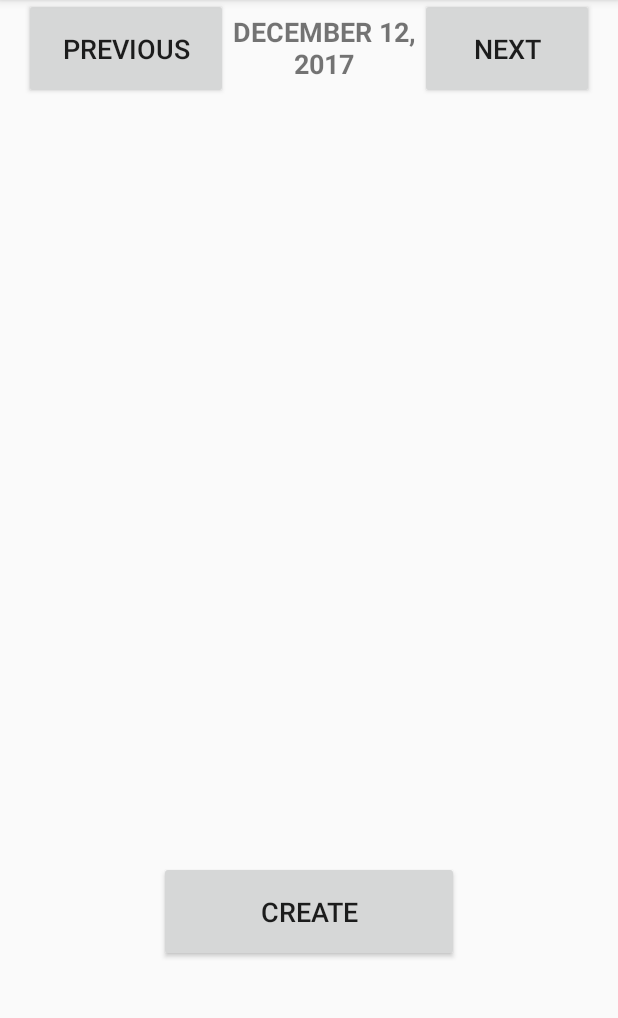
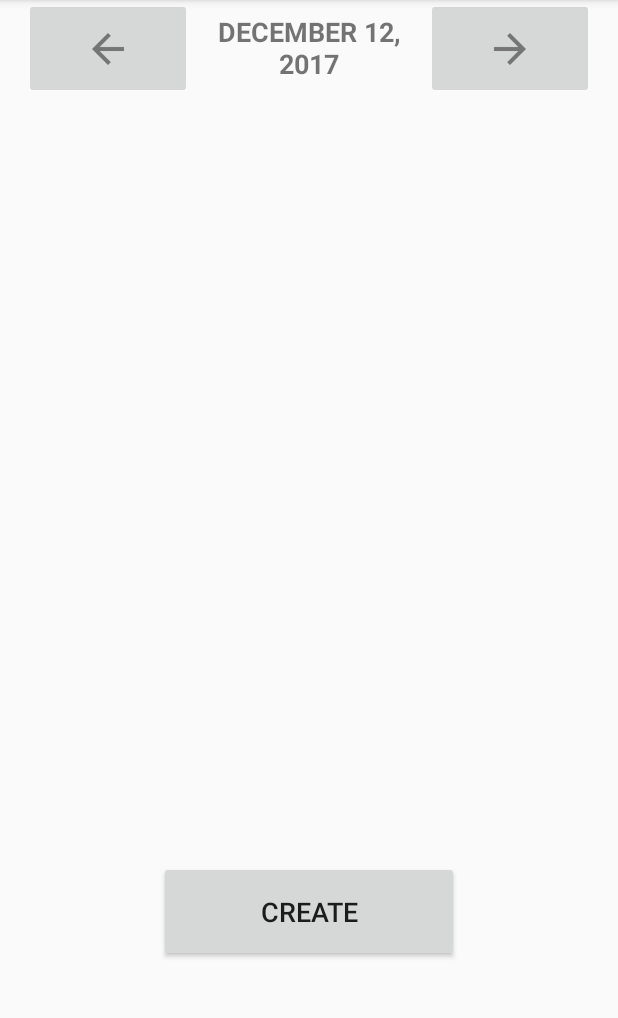
Before and after one commit to davidferrara/Booking, an Android app: the MainActivity screen opened directly, with no data from a screen before it, on a phone screen of 412 x 824 dp, the part 84-1102 px from its top. Run offline under Robolectric (Android 15) with nearby library versions, the phone set to English and light mode, and no system bars; libraries missing offline, so code that uses them is left out: com.clover.sdk, com.google.api.client, com.google.api.services, pub.devrel.easypermissions; 5 statements that could not run were skipped.

Commit message:
Made the previous/next buttons arrows

```diff
--- a/app/src/main/java/booking/sp/clbooking/MainActivity.java
+++ b/app/src/main/java/booking/sp/clbooking/MainActivity.java
@@ -135,7 +135,7 @@ public class MainActivity extends AppCompatActivity implements ServiceConnector.
         });
 
         //Button to change the date back
-        final Button previousButton = findViewById(R.id.previousDayButton);
+        final ImageButton previousButton = findViewById(R.id.previousDayButton);
         previousButton.setOnClickListener(new View.OnClickListener() {
             public void onClick(View v) {
             previousDate(date);
@@ -144,7 +144,7 @@ public class MainActivity extends AppCompatActivity implements ServiceConnector.
         });
 
         //Button to change the date forward
-        final Button nextButton = findViewById(R.id.nextDayButton);
+        final ImageButton nextButton = findViewById(R.id.nextDayButton);
         nextButton.setOnClickListener(new View.OnClickListener() {
             public void onClick(View v) {
                 nextDate(date);
--- a/app/src/main/res/layout/activity_main.xml
+++ b/app/src/main/res/layout/activity_main.xml
@@ -15,12 +15,12 @@
         android:gravity="center"
         android:orientation="horizontal">
 
-        <Button
+        <ImageButton
             android:id="@+id/previousDayButton"
             android:layout_width="wrap_content"
             android:layout_height="67dp"
             android:layout_weight="1"
-            android:text="Previous"
+            android:src="@drawable/back_arrow"
             android:textSize="18sp" />
 
         <TextView
@@ -34,12 +34,12 @@
             android:textSize="18sp"
             android:textStyle="bold" />
 
-        <Button
+        <ImageButton
             android:id="@+id/nextDayButton"
             android:layout_width="wrap_content"
             android:layout_height="67dp"
             android:layout_weight="1"
-            android:text="Next"
+            android:src="@drawable/next_arrow"
             android:textSize="18sp" />
 
     </LinearLayout>
```
Also changed, not shown: app/src/main/res/drawable-hdpi/back_arrow.png (added), app/src/main/res/drawable-hdpi/next_arrow.png (added), app/src/main/res/drawable-mdpi/back_arrow.png (added), app/src/main/res/drawable-mdpi/next_arrow.png (added), app/src/main/res/drawable-xhdpi/back_arrow.png (added), app/src/main/res/drawable-xhdpi/next_arrow.png (added), app/src/main/res/drawable-xxhdpi/back_arrow.png (added), app/src/main/res/drawable-xxhdpi/next_arrow.png (added).
